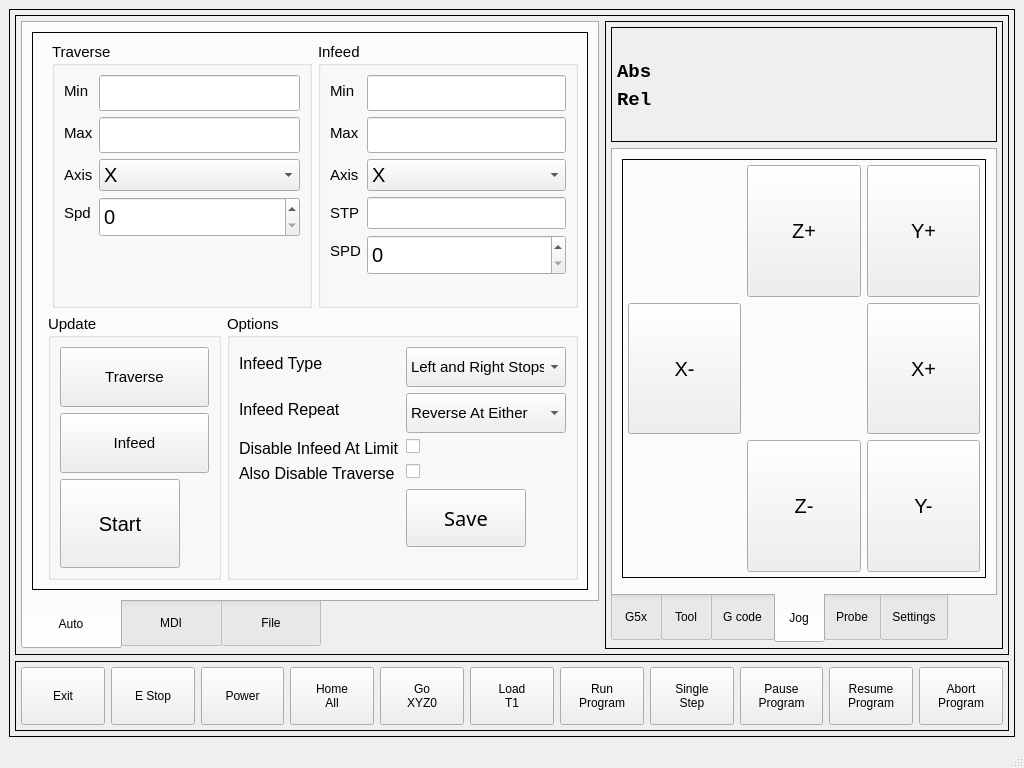
digiexchris/grinder_touch, file debian/python3-grinder-touch/usr/lib/python3/dist-packages/grinder_touch/mainwindow.ui: the form before one commit.
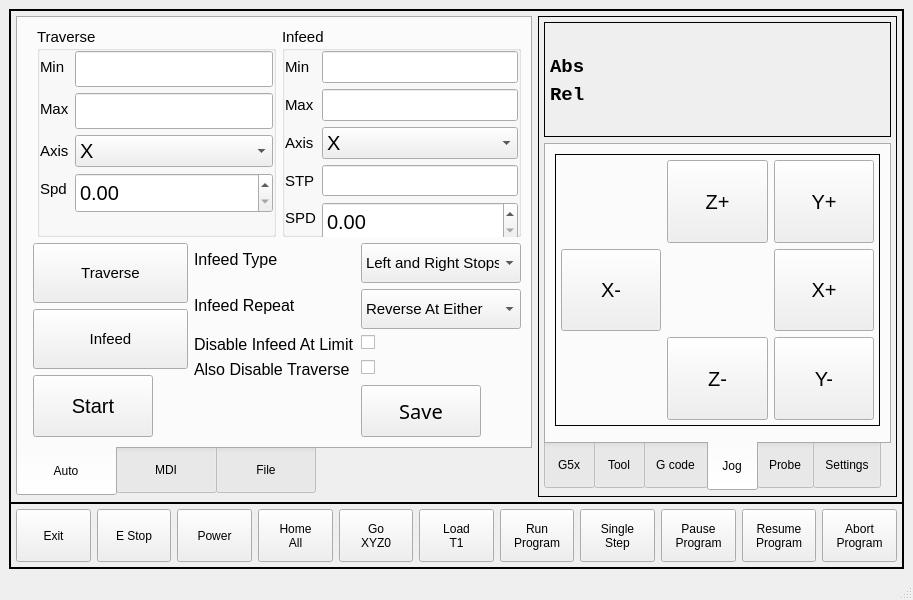
The form after the commit. Custom widgets are drawn as their Qt base class.

Diff of the .ui file:
```diff
--- a/debian/python3-grinder-touch/usr/lib/python3/dist-packages/grinder_touch/mainwindow.ui
+++ b/debian/python3-grinder-touch/usr/lib/python3/dist-packages/grinder_touch/mainwindow.ui
@@ -6,8 +6,8 @@
    <rect>
     <x>0</x>
     <y>0</y>
-    <width>1024</width>
-    <height>768</height>
+    <width>913</width>
+    <height>600</height>
    </rect>
   </property>
   <property name="sizePolicy">
@@ -19,7 +19,7 @@
   <property name="maximumSize">
    <size>
     <width>1024</width>
-    <height>768</height>
+    <height>600</height>
    </size>
   </property>
   <property name="contextMenuPolicy">
@@ -81,17 +81,20 @@
        <enum>QFrame::Box</enum>
       </property>
       <layout class="QVBoxLayout" name="verticalLayout_2">
+       <property name="spacing">
+        <number>0</number>
+       </property>
        <property name="leftMargin">
-        <number>5</number>
+        <number>0</number>
        </property>
        <property name="topMargin">
-        <number>5</number>
+        <number>0</number>
        </property>
        <property name="rightMargin">
-        <number>5</number>
+        <number>0</number>
        </property>
        <property name="bottomMargin">
-        <number>5</number>
+        <number>0</number>
        </property>
        <item>
         <widget class="QFrame" name="horizontalFrame">
@@ -113,6 +116,12 @@
           </property>
           <item>
            <widget class="QTabWidget" name="tabWidget">
+            <property name="maximumSize">
+             <size>
+              <width>16777215</width>
+              <height>480</height>
+             </size>
+            </property>
             <property name="styleSheet">
              <string notr="true">QTabBar::tab {
 height: 50px;
@@ -144,11 +153,26 @@
                 <property name="frameShape">
                  <enum>QFrame::Box</enum>
                 </property>
+                <property name="lineWidth">
+                 <number>0</number>
+                </property>
                 <property name="currentIndex">
                  <number>0</number>
                 </property>
                 <widget class="QWidget" name="page">
                  <layout class="QVBoxLayout" name="verticalLayout_7">
+                  <property name="leftMargin">
+                   <number>0</number>
+                  </property>
+                  <property name="topMargin">
+                   <number>0</number>
+                  </property>
+                  <property name="rightMargin">
+                   <number>0</number>
+                  </property>
+                  <property name="bottomMargin">
+                   <number>0</number>
+                  </property>
                   <item>
                    <layout class="QHBoxLayout" name="horizontalLayout_5">
                     <property name="leftMargin">
@@ -172,6 +196,18 @@
                        <property name="fieldGrowthPolicy">
                         <enum>QFormLayout::AllNonFixedFieldsGrow</enum>
                        </property>
+                       <property name="leftMargin">
+                        <number>0</number>
+                       </property>
+                       <property name="topMargin">
+                        <number>0</number>
+                       </property>
+                       <property name="rightMargin">
+                        <number>0</number>
+                       </property>
+                       <property name="bottomMargin">
+                        <number>0</number>
+                       </property>
                        <item row="0" column="0">
                         <widget class="QLabel" name="label_8">
                          <property name="toolTip">
@@ -269,7 +305,7 @@
                         </widget>
                        </item>
                        <item row="3" column="1">
-                        <widget class="QSpinBox" name="traverse_speed">
+                        <widget class="QDoubleSpinBox" name="traverse_speed">
                          <property name="minimumSize">
                           <size>
                            <width>0</width>
@@ -281,9 +317,6 @@
                            <pointsize>15</pointsize>
                           </font>
                          </property>
-                         <property name="maximum">
-                          <number>2000</number>
-                         </property>
                         </widget>
                        </item>
                       </layout>
@@ -301,6 +334,18 @@
                        <property name="fieldGrowthPolicy">
                         <enum>QFormLayout::AllNonFixedFieldsGrow</enum>
                        </property>
+                       <property name="leftMargin">
+                        <number>0</number>
+                       </property>
+                       <property name="topMargin">
+                        <number>0</number>
+                       </property>
+                       <property name="rightMargin">
+                        <number>0</number>
+                       </property>
+                       <property name="bottomMargin">
+                        <number>0</number>
+                       </property>
                        <item row="0" column="0">
                         <widget class="QLabel" name="label_10">
                          <property name="toolTip">
@@ -417,7 +462,7 @@
                         </widget>
                        </item>
                        <item row="4" column="1">
-                        <widget class="QSpinBox" name="infeed_speed">
+                        <widget class="QDoubleSpinBox" name="infeed_speed">
                          <property name="minimumSize">
                           <size>
                            <width>0</width>
@@ -429,9 +474,6 @@
                            <pointsize>15</pointsize>
                           </font>
                          </property>
-                         <property name="maximum">
-                          <number>2000</number>
-                         </property>
                         </widget>
                        </item>
                       </layout>
@@ -445,11 +487,20 @@
                      <number>6</number>
                     </property>
                     <item>
-                     <widget class="QGroupBox" name="groupBox">
-                      <property name="title">
-                       <string>Update</string>
-                      </property>
+                     <widget class="QWidget" name="widget" native="true">
                       <layout class="QVBoxLayout" name="verticalLayout_4">
+                       <property name="leftMargin">
+                        <number>0</number>
+                       </property>
+                       <property name="topMargin">
+                        <number>0</number>
+                       </property>
+                       <property name="rightMargin">
+                        <number>0</number>
+                       </property>
+                       <property name="bottomMargin">
+                        <number>0</number>
+                       </property>
                        <item>
                         <widget class="QPushButton" name="enable_traverse_button">
                          <property name="enabled">
@@ -534,12 +585,6 @@
                      </widget>
                     </item>
                     <item>
-                     <widget class="QGroupBox" name="groupBox_7">
-                      <property name="title">
-                       <string>Options</string>
-                      </property>
-                      <layout class="QHBoxLayout" name="horizontalLayout_4">
-                       <item>
                         <layout class="QFormLayout" name="formLayout">
                          <property name="sizeConstraint">
                           <enum>QLayout::SetDefaultConstraint</enum>
@@ -691,6 +736,12 @@
                              <verstretch>0</verstretch>
                             </sizepolicy>
                            </property>
+                        <property name="minimumSize">
+                         <size>
+                          <width>52</width>
+                          <height>52</height>
+                         </size>
+                        </property>
                            <property name="maximumSize">
                             <size>
                              <width>120</width>
@@ -720,9 +771,6 @@
                         </layout>
                        </item>
                       </layout>
-                     </widget>
-                    </item>
-                   </layout>
                   </item>
                  </layout>
                 </widget>
@@ -2194,6 +2242,12 @@
           </item>
           <item>
            <widget class="QFrame" name="verticalFrame">
+            <property name="maximumSize">
+             <size>
+              <width>16777215</width>
+              <height>481</height>
+             </size>
+            </property>
             <property name="frameShape">
              <enum>QFrame::Box</enum>
             </property>
```
Left out of the diff: 2 changed lines with no effect on the pictures. Lines whose indentation alone changed are shown as unchanged.
